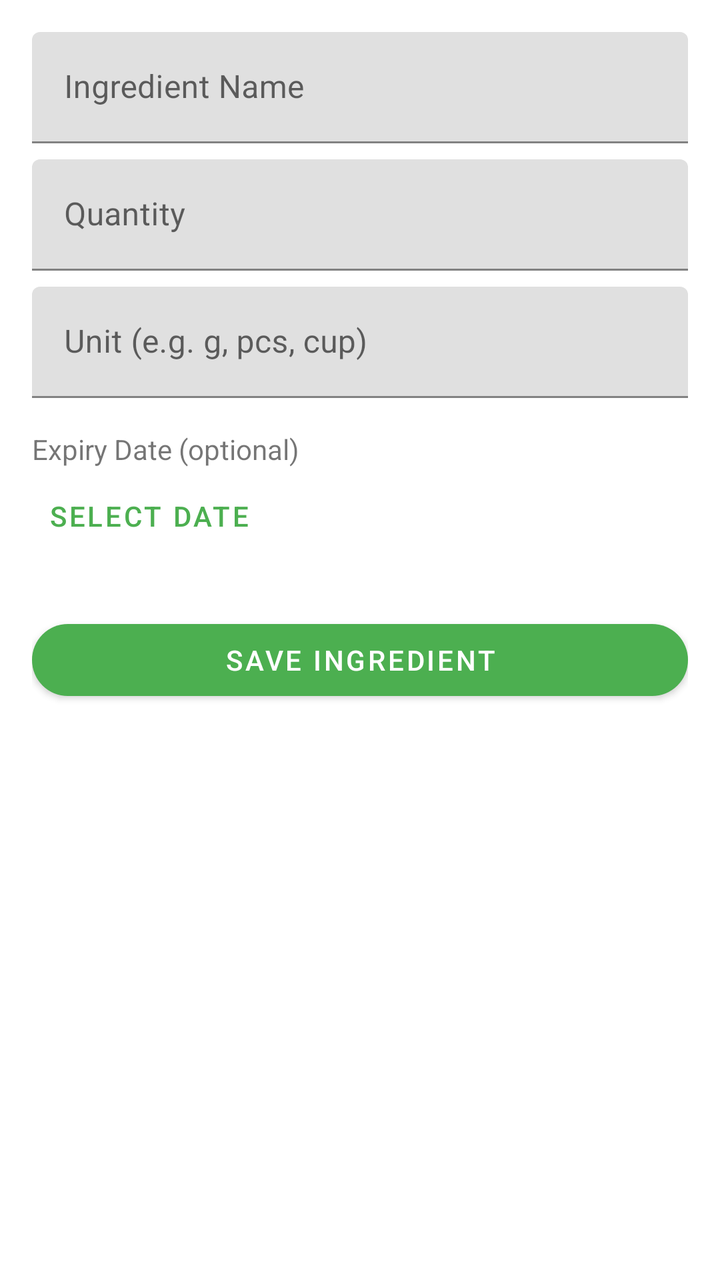
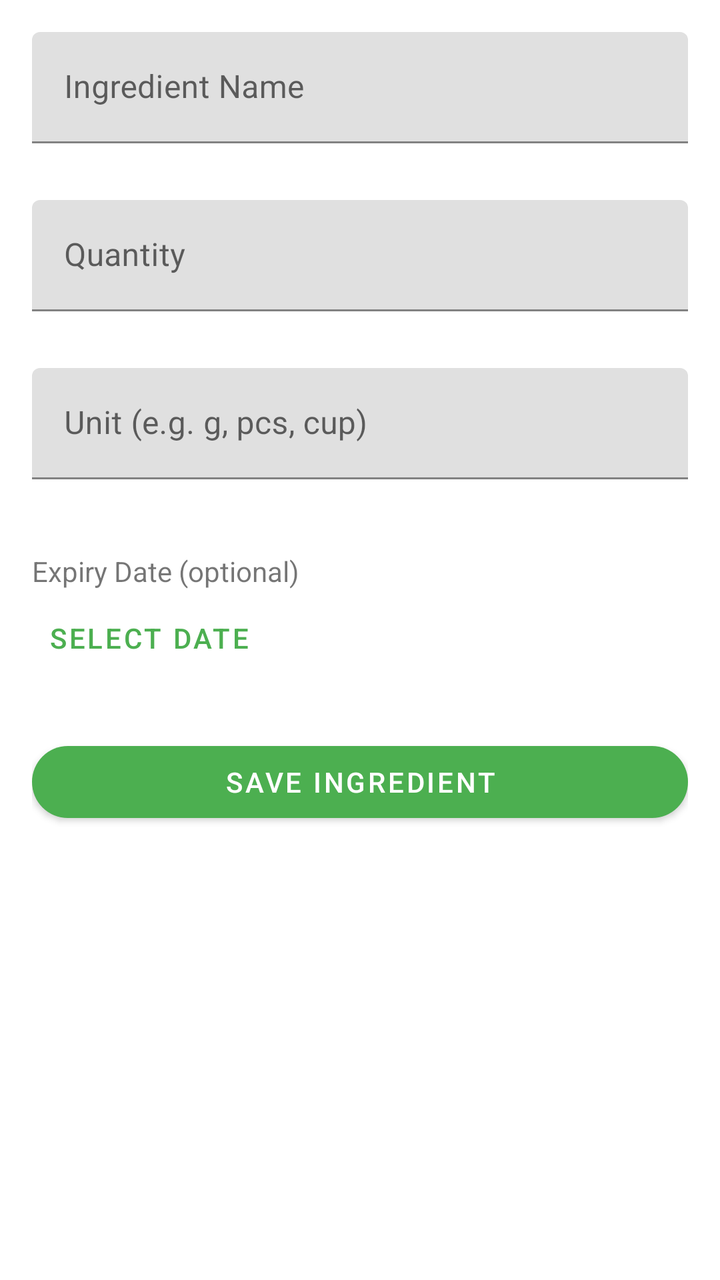

Before-and-after screenshots of an Android layout around one commit, followed by the original layout XML and the change that was made.
<!-- AndroidManifest.xml: application theme Theme.SmartPantryManager -->
<!-- res/layout/activity_add_edit_ingredient.xml -->
<?xml version="1.0" encoding="utf-8"?>
<ScrollView xmlns:android="http://schemas.android.com/apk/res/android"
    xmlns:app="http://schemas.android.com/apk/res-auto"
    android:layout_width="match_parent"
    android:layout_height="match_parent">

    <LinearLayout
        android:layout_width="match_parent"
        android:layout_height="wrap_content"
        android:orientation="vertical"
        android:padding="16dp">

        <com.google.android.material.textfield.TextInputLayout
            android:layout_width="match_parent"
            android:layout_height="wrap_content"
            android:hint="Ingredient Name">
            <com.google.android.material.textfield.TextInputEditText
                android:id="@+id/edit_text_name"
                android:layout_width="match_parent"
                android:layout_height="wrap_content"
                android:inputType="text" />
        </com.google.android.material.textfield.TextInputLayout>

        <com.google.android.material.textfield.TextInputLayout
            android:layout_width="match_parent"
            android:layout_height="wrap_content"
            android:layout_marginTop="8dp"
            android:hint="Quantity">
            <com.google.android.material.textfield.TextInputEditText
                android:id="@+id/edit_text_quantity"
                android:layout_width="match_parent"
                android:layout_height="wrap_content"
                android:inputType="numberDecimal" />
        </com.google.android.material.textfield.TextInputLayout>

        <com.google.android.material.textfield.TextInputLayout
            android:layout_width="match_parent"
            android:layout_height="wrap_content"
            android:layout_marginTop="8dp"
            android:hint="Unit (e.g. g, pcs, cup)">
            <com.google.android.material.textfield.TextInputEditText
                android:id="@+id/edit_text_unit"
                android:layout_width="match_parent"
                android:layout_height="wrap_content"
                android:inputType="text" />
        </com.google.android.material.textfield.TextInputLayout>

        <TextView
            android:layout_width="match_parent"
            android:layout_height="wrap_content"
            android:layout_marginTop="16dp"
            android:text="Expiry Date (optional)" />

        <Button
            android:id="@+id/button_pick_date"
            style="@style/Widget.MaterialComponents.Button.TextButton"
            android:layout_width="wrap_content"
            android:layout_height="wrap_content"
            android:text="Select Date" />

        <Button
            android:id="@+id/button_save"
            android:layout_width="match_parent"
            android:layout_height="wrap_content"
            android:layout_marginTop="24dp"
            app:cornerRadius="28dp"
            android:text="Save Ingredient" />

    </LinearLayout>
</ScrollView>
<!-- resources referenced by this layout -->
<resources>
  <style name="Theme.SmartPantryManager" parent="Theme.MaterialComponents.DayNight.DarkActionBar">
          
          <item name="colorPrimary">@color/green_500</item>
          <item name="colorPrimaryVariant">@color/green_700</item>
          <item name="colorOnPrimary">@color/white</item>
          
          <item name="colorSecondary">@color/green_accent_200</item>
          <item name="colorSecondaryVariant">@color/green_accent_700</item>
          <item name="colorOnSecondary">@color/black</item>
          
          <item name="android:statusBarColor">?attr/colorPrimaryVariant</item>
          
      </style>
  <color name="green_500">#4CAF50</color>
  <color name="green_700">#388E3C</color>
  <color name="white">#FFFFFFFF</color>
  <color name="green_accent_200">#C8E6C9</color>
  <color name="green_accent_700">#2E7D32</color>
  <color name="black">#FF000000</color>
</resources>

<!-- the commit's change to res/layout/activity_add_edit_ingredient.xml (unified diff, before → after) -->
@@ -11,9 +11,11 @@
         android:padding="16dp">
 
         <com.google.android.material.textfield.TextInputLayout
+            android:id="@+id/layout_name"
             android:layout_width="match_parent"
             android:layout_height="wrap_content"
-            android:hint="Ingredient Name">
+            android:hint="Ingredient Name"
+            app:errorEnabled="true">
             <com.google.android.material.textfield.TextInputEditText
                 android:id="@+id/edit_text_name"
                 android:layout_width="match_parent"
@@ -22,10 +24,12 @@
         </com.google.android.material.textfield.TextInputLayout>
 
         <com.google.android.material.textfield.TextInputLayout
+            android:id="@+id/layout_quantity"
             android:layout_width="match_parent"
             android:layout_height="wrap_content"
             android:layout_marginTop="8dp"
-            android:hint="Quantity">
+            android:hint="Quantity"
+            app:errorEnabled="true">
             <com.google.android.material.textfield.TextInputEditText
                 android:id="@+id/edit_text_quantity"
                 android:layout_width="match_parent"
@@ -34,10 +38,12 @@
         </com.google.android.material.textfield.TextInputLayout>
 
         <com.google.android.material.textfield.TextInputLayout
+            android:id="@+id/layout_unit"
             android:layout_width="match_parent"
             android:layout_height="wrap_content"
             android:layout_marginTop="8dp"
-            android:hint="Unit (e.g. g, pcs, cup)">
+            android:hint="Unit (e.g. g, pcs, cup)"
+            app:errorEnabled="true">
             <com.google.android.material.textfield.TextInputEditText
                 android:id="@+id/edit_text_unit"
                 android:layout_width="match_parent"
